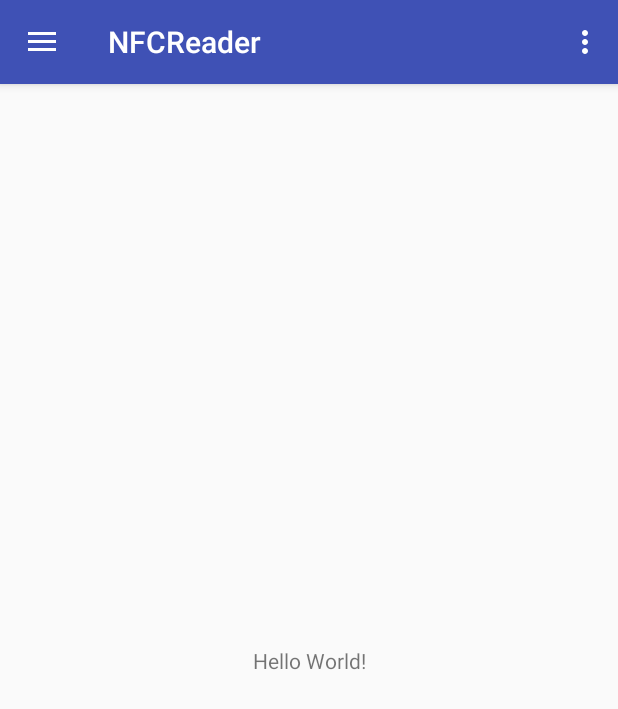
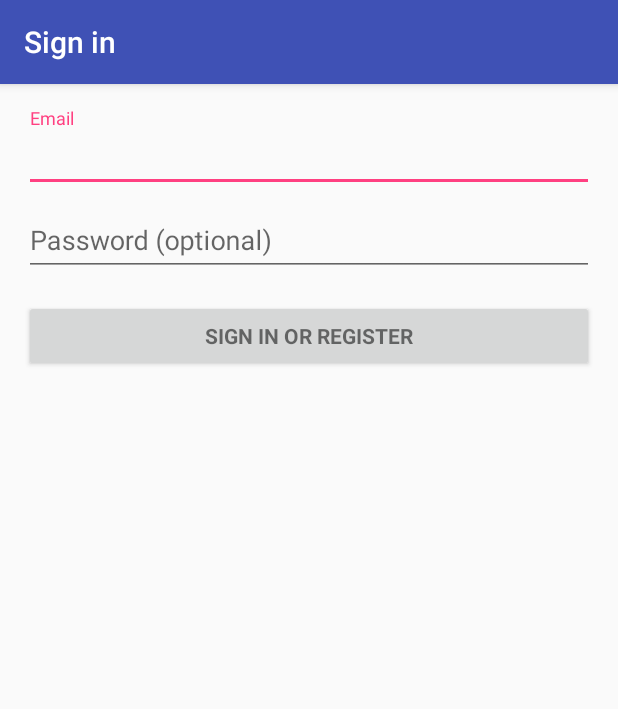
Before and after one commit to sutern/NFCReader, an Android app: the screen it shows after launch (MainActivity before the commit, LoginActivity after it), on a phone screen of 412 x 824 dp. Shown: the top 709 px of the screen. Run offline under Robolectric (Android 15) with nearby library versions, the phone set to English and light mode, and no system bars; 2 statements that could not run were skipped.

Commit message:
Login with intent to MainActivity

```diff
--- /dev/null
+++ b/app/src/main/java/net/ictcampus/sutern/nfcreader/LoginActivity.java
@@ -0,0 +1,352 @@
+package net.ictcampus.sutern.nfcreader;
+
+import android.animation.Animator;
+import android.animation.AnimatorListenerAdapter;
+import android.annotation.TargetApi;
+import android.content.Intent;
+import android.content.pm.PackageManager;
+import android.support.annotation.NonNull;
+import android.support.design.widget.Snackbar;
+import android.support.v7.app.AppCompatActivity;
+import android.app.LoaderManager.LoaderCallbacks;
+
+import android.content.CursorLoader;
+import android.content.Loader;
+import android.database.Cursor;
+import android.net.Uri;
+import android.os.AsyncTask;
+
+import android.os.Build;
+import android.os.Bundle;
+import android.provider.ContactsContract;
+import android.text.TextUtils;
+import android.view.KeyEvent;
+import android.view.View;
+import android.view.View.OnClickListener;
+import android.view.inputmethod.EditorInfo;
+import android.widget.ArrayAdapter;
+import android.widget.AutoCompleteTextView;
+import android.widget.Button;
+import android.widget.EditText;
+import android.widget.TextView;
+
+import java.util.ArrayList;
+import java.util.List;
+
+import static android.Manifest.permission.READ_CONTACTS;
+
+/**
+ * A login screen that offers login via email/password.
+ */
+public class LoginActivity extends AppCompatActivity implements LoaderCallbacks<Cursor> {
+
+    Intent intent;
+    /**
+     * Id to identity READ_CONTACTS permission request.
+     */
+    private static final int REQUEST_READ_CONTACTS = 0;
+
+    /**
+     * A dummy authentication store containing known user names and passwords.
+     * TODO: remove after connecting to a real authentication system.
+     */
+    private static final String[] DUMMY_CREDENTIALS = new String[]{
+            "foo@example.com:hello", "bar@example.com:world"
+    };
+    /**
+     * Keep track of the login task to ensure we can cancel it if requested.
+     */
+    private UserLoginTask mAuthTask = null;
+
+    // UI references.
+    private AutoCompleteTextView mEmailView;
+    private EditText mPasswordView;
+    private View mProgressView;
+    private View mLoginFormView;
+
+    @Override
+    protected void onCreate(Bundle savedInstanceState) {
+        super.onCreate(savedInstanceState);
+        setContentView(R.layout.activity_login);
+        // Set up the login form.
+        mEmailView = (AutoCompleteTextView) findViewById(R.id.email);
+        populateAutoComplete();
+
+        mPasswordView = (EditText) findViewById(R.id.password);
+        mPasswordView.setOnEditorActionListener(new TextView.OnEditorActionListener() {
+            @Override
+            public boolean onEditorAction(TextView textView, int id, KeyEvent keyEvent) {
+                if (id == EditorInfo.IME_ACTION_DONE || id == EditorInfo.IME_NULL) {
+                    attemptLogin();
+                    return true;
+                }
+                return false;
+            }
+        });
+
+        Button mEmailSignInButton = (Button) findViewById(R.id.email_sign_in_button);
+        mEmailSignInButton.setOnClickListener(new OnClickListener() {
+            @Override
+            public void onClick(View view) {
+                attemptLogin();
+            }
+        });
+
+        mLoginFormView = findViewById(R.id.login_form);
+        mProgressView = findViewById(R.id.login_progress);
+    }
+
+    private void populateAutoComplete() {
+        if (!mayRequestContacts()) {
+            return;
+        }
+
+        getLoaderManager().initLoader(0, null, this);
+    }
+
+    private boolean mayRequestContacts() {
+        if (Build.VERSION.SDK_INT < Build.VERSION_CODES.M) {
+            return true;
+        }
+        if (checkSelfPermission(READ_CONTACTS) == PackageManager.PERMISSION_GRANTED) {
+            return true;
+        }
+        if (shouldShowRequestPermissionRationale(READ_CONTACTS)) {
+            Snackbar.make(mEmailView, R.string.permission_rationale, Snackbar.LENGTH_INDEFINITE)
+                    .setAction(android.R.string.ok, new View.OnClickListener() {
+                        @Override
+                        @TargetApi(Build.VERSION_CODES.M)
+                        public void onClick(View v) {
+                            requestPermissions(new String[]{READ_CONTACTS}, REQUEST_READ_CONTACTS);
+                        }
+                    });
+        } else {
+            requestPermissions(new String[]{READ_CONTACTS}, REQUEST_READ_CONTACTS);
+        }
+        return false;
+    }
+
+    /**
+     * Callback received when a permissions request has been completed.
+     */
+    @Override
+    public void onRequestPermissionsResult(int requestCode, @NonNull String[] permissions,
+                                           @NonNull int[] grantResults) {
+        if (requestCode == REQUEST_READ_CONTACTS) {
+            if (grantResults.length == 1 && grantResults[0] == PackageManager.PERMISSION_GRANTED) {
+                populateAutoComplete();
+            }
+        }
+    }
+
+
+    /**
+     * Attempts to sign in or register the account specified by the login form.
+     * If there are form errors (invalid email, missing fields, etc.), the
+     * errors are presented and no actual login attempt is made.
+     */
+    private void attemptLogin() {
+        if (mAuthTask != null) {
+            return;
+        }
+
+        // Reset errors.
+        mEmailView.setError(null);
+        mPasswordView.setError(null);
+
+        // Store values at the time of the login attempt.
+        String email = mEmailView.getText().toString();
+        String password = mPasswordView.getText().toString();
+
+        boolean cancel = false;
+        View focusView = null;
+
+        // Check for a valid password, if the user entered one.
+        if (!TextUtils.isEmpty(password) && !isPasswordValid(password)) {
+            mPasswordView.setError(getString(R.string.error_invalid_password));
+            focusView = mPasswordView;
+            cancel = true;
+        }
+
+        // Check for a valid email address.
+        if (TextUtils.isEmpty(email)) {
+            mEmailView.setError(getString(R.string.error_field_required));
+            focusView = mEmailView;
+            cancel = true;
+        } else if (!isEmailValid(email)) {
+            mEmailView.setError(getString(R.string.error_invalid_email));
+            focusView = mEmailView;
+            cancel = true;
+        }
+
+        if (cancel) {
+            // There was an error; don't attempt login and focus the first
+            // form field with an error.
+            focusView.requestFocus();
+        } else {
+            // Show a progress spinner, and kick off a background task to
+            // perform the user login attempt.
+            showProgress(true);
+            mAuthTask = new UserLoginTask(email, password);
+            mAuthTask.execute((Void) null);
+        }
+    }
+
+    private boolean isEmailValid(String email) {
+        //TODO: Replace this with your own logic
+        return email.contains("@");
+    }
+
+    private boolean isPasswordValid(String password) {
+        //TODO: Replace this with your own logic
+        return password.length() > 4;
+    }
+
+    /**
+     * Shows the progress UI and hides the login form.
+     */
+    @TargetApi(Build.VERSION_CODES.HONEYCOMB_MR2)
+    private void showProgress(final boolean show) {
+        // On Honeycomb MR2 we have the ViewPropertyAnimator APIs, which allow
+        // for very easy animations. If available, use these APIs to fade-in
+        // the progress spinner.
+        if (Build.VERSION.SDK_INT >= Build.VERSION_CODES.HONEYCOMB_MR2) {
+            int shortAnimTime = getResources().getInteger(android.R.integer.config_shortAnimTime);
+
+            mLoginFormView.setVisibility(show ? View.GONE : View.VISIBLE);
+            mLoginFormView.animate().setDuration(shortAnimTime).alpha(
+                    show ? 0 : 1).setListener(new AnimatorListenerAdapter() {
+                @Override
+                public void onAnimationEnd(Animator animation) {
+                    mLoginFormView.setVisibility(show ? View.GONE : View.VISIBLE);
+                }
+            });
+
+            mProgressView.setVisibility(show ? View.VISIBLE : View.GONE);
+            mProgressView.animate().setDuration(shortAnimTime).alpha(
+                    show ? 1 : 0).setListener(new AnimatorListenerAdapter() {
+                @Override
+                public void onAnimationEnd(Animator animation) {
+                    mProgressView.setVisibility(show ? View.VISIBLE : View.GONE);
+                }
+            });
+        } else {
+            // The ViewPropertyAnimator APIs are not available, so simply show
+            // and hide the relevant UI components.
+            mProgressView.setVisibility(show ? View.VISIBLE : View.GONE);
+            mLoginFormView.setVisibility(show ? View.GONE : View.VISIBLE);
+        }
+    }
+
+    @Override
+    public Loader<Cursor> onCreateLoader(int i, Bundle bundle) {
+        return new CursorLoader(this,
+                // Retrieve data rows for the device user's 'profile' contact.
+                Uri.withAppendedPath(ContactsContract.Profile.CONTENT_URI,
+                        ContactsContract.Contacts.Data.CONTENT_DIRECTORY), ProfileQuery.PROJECTION,
+
+                // Select only email addresses.
+                ContactsContract.Contacts.Data.MIMETYPE +
+                        " = ?", new String[]{ContactsContract.CommonDataKinds.Email
+                .CONTENT_ITEM_TYPE},
+
+                // Show primary email addresses first. Note that there won't be
+                // a primary email address if the user hasn't specified one.
+                ContactsContract.Contacts.Data.IS_PRIMARY + " DESC");
+    }
+
+    @Override
+    public void onLoadFinished(Loader<Cursor> cursorLoader, Cursor cursor) {
+        List<String> emails = new ArrayList<>();
+        cursor.moveToFirst();
+        while (!cursor.isAfterLast()) {
+            emails.add(cursor.getString(ProfileQuery.ADDRESS));
+            cursor.moveToNext();
+        }
+
+        addEmailsToAutoComplete(emails);
+    }
+
+    @Override
+    public void onLoaderReset(Loader<Cursor> cursorLoader) {
+
+    }
+
+    private void addEmailsToAutoComplete(List<String> emailAddressCollection) {
+        //Create adapter to tell the AutoCompleteTextView what to show in its dropdown list.
+        ArrayAdapter<String> adapter =
+                new ArrayAdapter<>(LoginActivity.this,
+                        android.R.layout.simple_dropdown_item_1line, emailAddressCollection);
+
+        mEmailView.setAdapter(adapter);
+    }
+
+
+    private interface ProfileQuery {
+        String[] PROJECTION = {
+                ContactsContract.CommonDataKinds.Email.ADDRESS,
+                ContactsContract.CommonDataKinds.Email.IS_PRIMARY,
+        };
+
+        int ADDRESS = 0;
+        int IS_PRIMARY = 1;
+    }
+
+    /**
+     * Represents an asynchronous login/registration task used to authenticate
+     * the user.
+     */
+    public class UserLoginTask extends AsyncTask<Void, Void, Boolean> {
+
+        private final String mEmail;
+        private final String mPassword;
+
+        UserLoginTask(String email, String password) {
+            mEmail = email;
+            mPassword = password;
+        }
+
+        @Override
+        protected Boolean doInBackground(Void... params) {
+            // TODO: attempt authentication against a network service.
+
+            try {
+                // Simulate network access.
+                Thread.sleep(2000);
+            } catch (InterruptedException e) {
+                return false;
+            }
+
+            for (String credential : DUMMY_CREDENTIALS) {
+                String[] pieces = credential.split(":");
+                if (pieces[0].equals(mEmail)) {
+                    // Account exists, return true if the password matches.
+                    return pieces[1].equals(mPassword);
+                }
+            }
+
+            // TODO: register the new account here.
+            return true;
+        }
+
+        @Override
+        protected void onPostExecute(final Boolean success) {
+            mAuthTask = null;
+            showProgress(false);
+
+            if (success) {
+                Intent intent = new Intent(LoginActivity.this, MainActivity.class);
+                startActivity(intent);
+            } else {
+                mPasswordView.setError(getString(R.string.error_incorrect_password));
+                mPasswordView.requestFocus();
+            }
+        }
+
+        @Override
+        protected void onCancelled() {
+            mAuthTask = null;
+            showProgress(false);
+        }
+    }
+}
--- /dev/null
+++ b/app/src/main/res/layout/activity_login.xml
@@ -0,0 +1,78 @@
+<?xml version="1.0" encoding="utf-8"?>
+<LinearLayout xmlns:android="http://schemas.android.com/apk/res/android"
+    xmlns:tools="http://schemas.android.com/tools"
+    android:layout_width="match_parent"
+    android:layout_height="match_parent"
+    android:gravity="center_horizontal"
+    android:orientation="vertical"
+    android:paddingBottom="@dimen/activity_vertical_margin"
+    android:paddingLeft="@dimen/activity_horizontal_margin"
+    android:paddingRight="@dimen/activity_horizontal_margin"
+    android:paddingTop="@dimen/activity_vertical_margin"
+    tools:context=".LoginActivity">
+
+    <!-- Login progress -->
+    <ProgressBar
+        android:id="@+id/login_progress"
+        style="?android:attr/progressBarStyleLarge"
+        android:layout_width="wrap_content"
+        android:layout_height="wrap_content"
+        android:layout_marginBottom="8dp"
+        android:visibility="gone" />
+
+    <ScrollView
+        android:id="@+id/login_form"
+        android:layout_width="match_parent"
+        android:layout_height="match_parent">
+
+        <LinearLayout
+            android:id="@+id/email_login_form"
+            android:layout_width="match_parent"
+            android:layout_height="wrap_content"
+            android:orientation="vertical">
+
+            <android.support.design.widget.TextInputLayout
+                android:layout_width="match_parent"
+                android:layout_height="wrap_content">
+
+                <AutoCompleteTextView
+                    android:id="@+id/email"
+                    android:layout_width="match_parent"
+                    android:layout_height="wrap_content"
+                    android:hint="@string/prompt_email"
+                    android:inputType="textEmailAddress"
+                    android:maxLines="1"
+                    android:singleLine="true" />
+
+            </android.support.design.widget.TextInputLayout>
+
+            <android.support.design.widget.TextInputLayout
+                android:layout_width="match_parent"
+                android:layout_height="wrap_content">
+
+                <EditText
+                    android:id="@+id/password"
+                    android:layout_width="match_parent"
+                    android:layout_height="wrap_content"
+                    android:hint="@string/prompt_password"
+                    android:imeActionId="6"
+                    android:imeActionLabel="@string/action_sign_in_short"
+                    android:imeOptions="actionUnspecified"
+                    android:inputType="textPassword"
+                    android:maxLines="1"
+                    android:singleLine="true" />
+
+            </android.support.design.widget.TextInputLayout>
+
+            <Button
+                android:id="@+id/email_sign_in_button"
+                style="?android:textAppearanceSmall"
+                android:layout_width="match_parent"
+                android:layout_height="wrap_content"
+                android:layout_marginTop="16dp"
+                android:text="@string/action_sign_in"
+                android:textStyle="bold" />
+
+        </LinearLayout>
+    </ScrollView>
+</LinearLayout>
--- a/app/src/main/res/values/strings.xml
+++ b/app/src/main/res/values/strings.xml
@@ -6,4 +6,18 @@
     <string name="nav_header_subtitle">android.studio@android.com</string>
     <string name="nav_header_desc">Navigation header</string>
     <string name="action_settings">Settings</string>
+    <string name="title_activity_login">Sign in</string>
+
+    <!-- Strings related to login -->
+    <string name="prompt_email">Email</string>
+    <string name="prompt_password">Password (optional)</string>
+    <string name="action_sign_in">Sign in or register</string>
+    <string name="action_sign_in_short">Sign in</string>
+    <string name="error_invalid_email">This email address is invalid</string>
+    <string name="error_invalid_password">This password is too short</string>
+    <string name="error_incorrect_password">This password is incorrect</string>
+    <string name="error_field_required">This field is required</string>
+    <string name="permission_rationale">"Contacts permissions are needed for providing email
+        completions."
+    </string>
 </resources>
```
Also changed, not shown: app/src/main/AndroidManifest.xml (+10 -0 lines).
